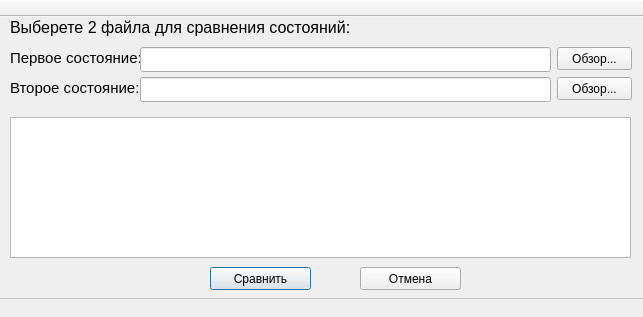
Qt form Qt/StateComparison/StateComparison/filebrowser.ui (AsAsgard/BigBlackHole) before a commit.
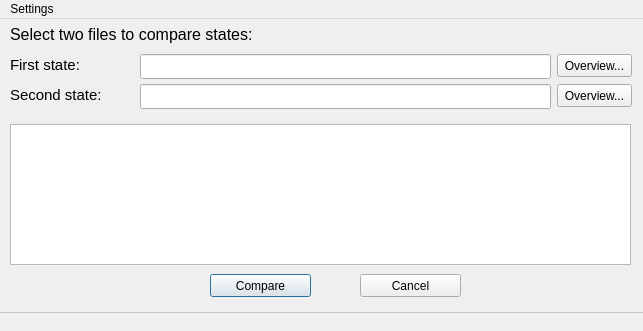
The same form after that commit.

Commit message: Added multilanguage support to IRtools and StateComparison projects

Patch:
```diff
--- a/Qt/StateComparison/StateComparison/filebrowser.ui
+++ b/Qt/StateComparison/StateComparison/filebrowser.ui
@@ -7,7 +7,7 @@
     <x>0</x>
     <y>0</y>
     <width>643</width>
-    <height>317</height>
+    <height>331</height>
    </rect>
   </property>
   <property name="contextMenuPolicy">
@@ -21,7 +21,7 @@
     <property name="geometry">
      <rect>
       <x>10</x>
-      <y>100</y>
+      <y>105</y>
       <width>621</width>
       <height>141</height>
      </rect>
@@ -31,7 +31,7 @@
     <property name="geometry">
      <rect>
       <x>10</x>
-      <y>0</y>
+      <y>5</y>
       <width>621</width>
       <height>21</height>
      </rect>
@@ -42,14 +42,14 @@
      </font>
     </property>
     <property name="text">
-     <string>Выберете 2 файла для сравнения состояний:</string>
+     <string>Select two files to compare states:</string>
     </property>
    </widget>
    <widget class="QLabel" name="File1Label">
     <property name="geometry">
      <rect>
       <x>10</x>
-      <y>30</y>
+      <y>35</y>
       <width>131</width>
       <height>21</height>
      </rect>
@@ -60,14 +60,14 @@
      </font>
     </property>
     <property name="text">
-     <string>Первое состояние:</string>
+     <string>First state:</string>
     </property>
    </widget>
    <widget class="QLabel" name="File2Label">
     <property name="geometry">
      <rect>
       <x>10</x>
-      <y>60</y>
+      <y>65</y>
       <width>131</width>
       <height>21</height>
      </rect>
@@ -78,7 +78,7 @@
      </font>
     </property>
     <property name="text">
-     <string>Второе состояние:</string>
+     <string>Second state:</string>
     </property>
    </widget>
    <widget class="QPushButton" name="File1Button">
@@ -88,39 +88,39 @@
     <property name="geometry">
      <rect>
       <x>557</x>
-      <y>30</y>
+      <y>35</y>
       <width>75</width>
       <height>23</height>
      </rect>
     </property>
     <property name="text">
-     <string>Обзор...</string>
+     <string>Overview...</string>
     </property>
    </widget>
    <widget class="QPushButton" name="File2Button">
     <property name="geometry">
      <rect>
       <x>557</x>
-      <y>60</y>
+      <y>65</y>
       <width>75</width>
       <height>23</height>
      </rect>
     </property>
     <property name="text">
-     <string>Обзор...</string>
+     <string>Overview...</string>
     </property>
    </widget>
    <widget class="QPushButton" name="Compare">
     <property name="geometry">
      <rect>
       <x>210</x>
-      <y>250</y>
+      <y>255</y>
       <width>101</width>
       <height>23</height>
      </rect>
     </property>
     <property name="text">
-     <string>Сравнить</string>
+     <string>Compare</string>
     </property>
     <property name="default">
      <bool>true</bool>
@@ -130,20 +130,20 @@
     <property name="geometry">
      <rect>
       <x>360</x>
-      <y>250</y>
+      <y>255</y>
       <width>101</width>
       <height>23</height>
      </rect>
     </property>
     <property name="text">
-     <string>Отмена</string>
+     <string>Cancel</string>
     </property>
    </widget>
    <widget class="QLineEdit" name="File1lineEdit">
     <property name="geometry">
      <rect>
       <x>140</x>
-      <y>30</y>
+      <y>35</y>
       <width>411</width>
       <height>25</height>
      </rect>
@@ -164,7 +164,7 @@
     <property name="geometry">
      <rect>
       <x>140</x>
-      <y>60</y>
+      <y>65</y>
       <width>411</width>
       <height>25</height>
      </rect>
@@ -204,19 +204,29 @@
     <bool>false</bool>
    </property>
   </widget>
-  <widget class="QToolBar" name="mainToolBar">
-   <property name="contextMenuPolicy">
-    <enum>Qt::PreventContextMenu</enum>
+  <widget class="QMenuBar" name="menuBar">
+   <property name="geometry">
+    <rect>
+     <x>0</x>
+     <y>0</y>
+     <width>643</width>
+     <height>21</height>
+    </rect>
    </property>
-   <property name="movable">
-    <bool>false</bool>
-   </property>
-   <attribute name="toolBarArea">
-    <enum>TopToolBarArea</enum>
-   </attribute>
-   <attribute name="toolBarBreak">
-    <bool>false</bool>
-   </attribute>
+   <widget class="QMenu" name="menuFile">
+    <property name="title">
+     <string>Settings</string>
+    </property>
+    <widget class="QMenu" name="menuLanguage">
+     <property name="title">
+      <string>Language</string>
+     </property>
+     <addaction name="English"/>
+     <addaction name="Russian"/>
+    </widget>
+    <addaction name="menuLanguage"/>
+   </widget>
+   <addaction name="menuFile"/>
   </widget>
  </widget>
  <layoutdefault spacing="6" margin="11"/>
```
Left out of the diff: 25 changed lines with no effect on the pictures. The commit also changes 48 other files.
